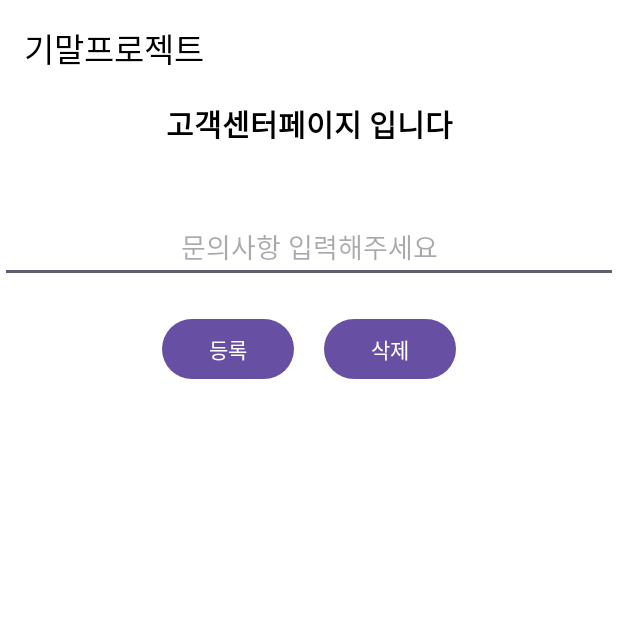
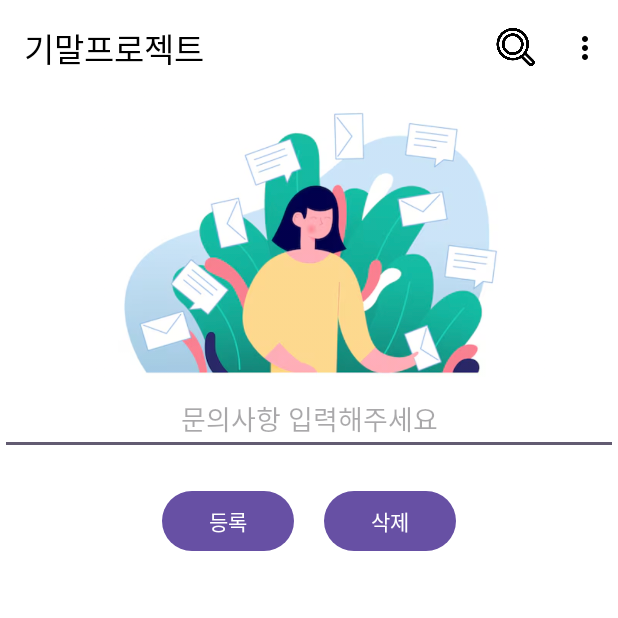
Before and after one commit to subinsong01/MobileApplication_finalProject, an Android app: the customer_service screen opened directly, with no data from a screen before it, on a phone screen of 412 x 824 dp, the top half of it. Run offline under Robolectric (Android 15) with nearby library versions, the phone set to English and light mode, and no system bars.

Commit message:
✅ 고객센터 페이지 구현 완료

```diff
--- a/app/src/main/AndroidManifest.xml
+++ b/app/src/main/AndroidManifest.xml
@@ -28,7 +28,7 @@
             android:name=".MainActivity"
             android:exported="false" />
         <activity android:name=".customer_service"></activity> <!--customer_service로 가기-->
-        <activity android:name=".MyPageActivity"></activity>
+        <activity android:name=".myPage"></activity>
 
     </application>
 
--- a/app/src/main/res/layout/activity_customerservice.xml
+++ b/app/src/main/res/layout/activity_customerservice.xml
@@ -11,22 +11,10 @@
         android:background="@color/white"
         android:theme="@style/ToolbarTheme" />
 
-    <LinearLayout
-        android:layout_width="match_parent"
-        android:layout_height="wrap_content"
-        android:gravity="center"
-        android:layout_marginBottom="40dp">
-
-        <TextView
-            android:layout_width="match_parent"
-            android:layout_height="wrap_content"
-            android:text="고객센터페이지 입니다"
-            android:textAlignment="center"
-            android:textColor="@color/black"
-            android:textSize="20sp"
-            android:textStyle="bold"
-            android:padding="3dp"/>
-    </LinearLayout>
+    <ImageView
+        android:layout_width="wrap_content"
+        android:layout_height="191dp"
+        android:src="@drawable/customer"/>
 
     <EditText
         android:id="@+id/query_edit_text"
```
Also changed, not shown: app/src/main/java/com/shushub/finalproject/customer_service.java (+37 -0 lines), app/src/main/res/drawable/customer.png (added).
